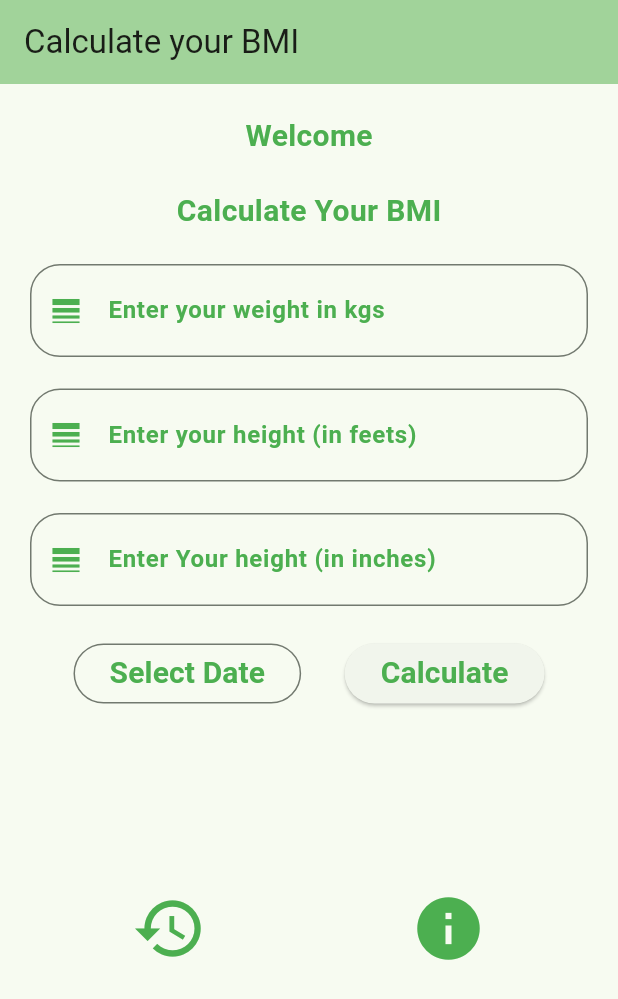
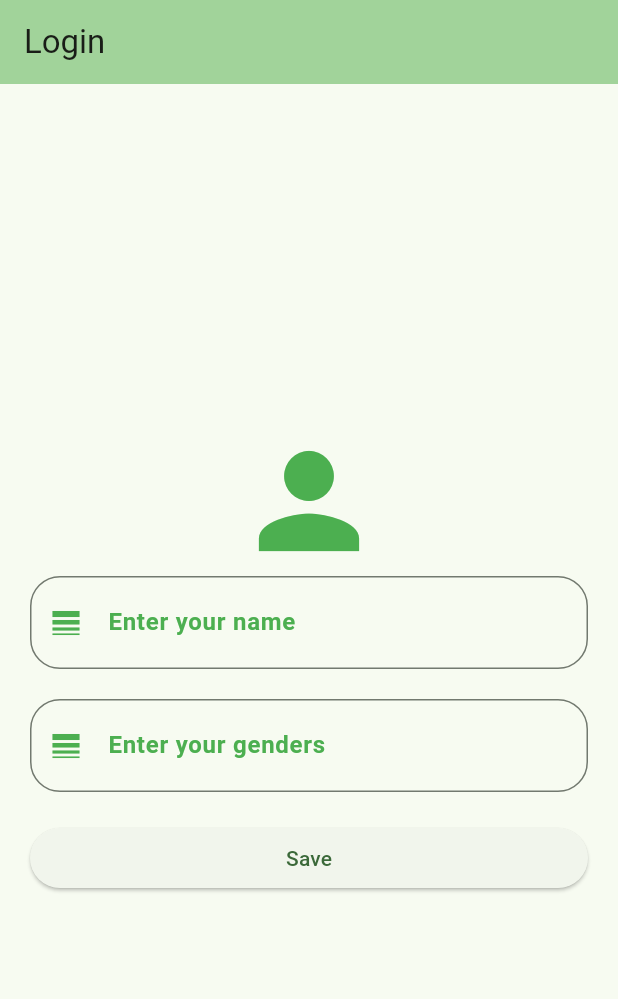
Before and after one commit to Akash-K-Singh/Akashbmi, a Flutter app: the screen it shows after launch, on a phone screen of 412 x 824 dp. Shown: the top 999 px of the screen. Run offline on Flutter 3.47's test engine with Material 3 defaults, Android fonts, the phone set to English and light mode, and no system bars; our stand-ins replace shared_preferences, sqflite; accounts and stored records are empty.

Commit message:
added login page

```diff
--- a/lib/HomeScreen.dart
+++ b/lib/HomeScreen.dart
@@ -3,6 +3,8 @@ import 'package:mybmi/BmiDataModel.dart';
 import 'package:mybmi/DBHandler.dart';
 import 'package:mybmi/HistoryScreen.dart';
 import 'package:mybmi/InfoScreen.dart';
+import 'package:mybmi/SplashScreen.dart';
+import 'package:shared_preferences/shared_preferences.dart';
 
 class MyHomePage extends StatefulWidget {
   const MyHomePage({super.key, required this.title});
@@ -10,10 +12,10 @@ class MyHomePage extends StatefulWidget {
   final String title;
 
   @override
-  State<MyHomePage> createState() => _MyHomePageState();
+  State<MyHomePage> createState() => MyHomePageState();
 }
 
-class _MyHomePageState extends State<MyHomePage> {
+class MyHomePageState extends State<MyHomePage> {
   var wtController = TextEditingController();
   var ftController = TextEditingController();
   var inController = TextEditingController();
@@ -30,11 +32,14 @@ class _MyHomePageState extends State<MyHomePage> {
     super.initState();
     dbHelper = DBHelper();
     loadData();
+    getName();
   }
 
   loadData() async {
     bmiDataList = dbHelper!.getBmiDataList();
   }
+
+  String userName = "";
 
   @override
   Widget build(BuildContext context) {
@@ -56,7 +61,7 @@ class _MyHomePageState extends State<MyHomePage> {
               mainAxisAlignment: MainAxisAlignment.start,
               children: [
                 Text(
-                  "Welcome",
+                  "Welcome $userName",
                   style: TextStyle(
                       color: Colors.green,
                       fontWeight: FontWeight.bold,
@@ -345,4 +350,11 @@ class _MyHomePageState extends State<MyHomePage> {
       ),
     );
   }
+
+  void getName()async{
+    var sharePref = await SharedPreferences.getInstance();
+    setState(() {
+      userName = sharePref.getString('name')?? "";
+    });
+  }
 }
--- /dev/null
+++ b/lib/LoginScreen.dart
@@ -0,0 +1,106 @@
+import 'package:flutter/material.dart';
+import 'package:mybmi/HomeScreen.dart';
+import 'package:mybmi/SplashScreen.dart';
+import 'package:shared_preferences/shared_preferences.dart';
+
+class LoginScreen extends StatefulWidget {
+  @override
+  State<StatefulWidget> createState() {
+    return LoginScreenState();
+  }
+}
+
+class LoginScreenState extends State<LoginScreen> {
+  var nameController = TextEditingController();
+  var genderController = TextEditingController();
+  String userName = "";
+  String userGender = "";
+  @override
+  Widget build(BuildContext context) {
+    return Scaffold(
+      appBar: AppBar(
+        backgroundColor: Theme.of(context).colorScheme.inversePrimary,
+        title: Text(
+          "Login"
+        ),
+      ),
+      body: Padding(
+        padding: EdgeInsets.all(20.0),
+        child: Column(
+          mainAxisAlignment: MainAxisAlignment.center,
+          crossAxisAlignment: CrossAxisAlignment.stretch,
+          children: [
+            Icon(Icons.person,size:100,color:Colors.green),
+            TextField(
+                  controller: nameController,
+                  cursorColor: Colors.green,
+                  style: TextStyle(
+                      color: Colors.green,
+                      fontSize: 20,
+                      fontWeight: FontWeight.bold),
+                  decoration: InputDecoration(
+                      label: Text(
+                        "Enter your name",
+                        style: TextStyle(
+                            color: Colors.green, fontWeight: FontWeight.bold),
+                      ),
+                      border: new OutlineInputBorder(
+                          borderRadius: BorderRadius.circular(20),
+                          borderSide: new BorderSide(
+                            color: Colors.teal,
+                          )),
+                      prefixIcon: Icon(
+                        Icons.line_weight,
+                        color: Colors.green,
+                      )),
+
+                ),
+                SizedBox(height: 20.0),
+                TextField(
+                  controller: genderController,
+                  cursorColor: Colors.green,
+                  style: TextStyle(
+                      color: Colors.green,
+                      fontSize: 20,
+                      fontWeight: FontWeight.bold),
+                  decoration: InputDecoration(
+                      label: Text(
+                        "Enter your genders",
+                        style: TextStyle(
+                            color: Colors.green, fontWeight: FontWeight.bold),
+                      ),
+                      border: new OutlineInputBorder(
+                          borderRadius: BorderRadius.circular(20),
+                          borderSide: new BorderSide(
+                            color: Colors.teal,
+                          )),
+                      prefixIcon: Icon(
+                        Icons.line_weight,
+                        color: Colors.green,
+                      )),
+                ),
+            SizedBox(height: 20.0),
+            ElevatedButton(
+              onPressed: () async{
+
+                setState(() {
+                  userName = nameController.text;
+                  userGender = genderController.text;
+                });
+
+                var sharePref = await SharedPreferences.getInstance();
+                sharePref.setBool(SplashScreenState.KEYLOGIN,true);
+                sharePref.setString('name',userName);
+                sharePref.setString('gender',userGender);
+
+                Navigator.pushReplacement(context, MaterialPageRoute(builder: (context) => MyHomePage(title: 'Calculate your BMI')));
+
+              },
+              child: Text('Save'),
+            ),
+          ],
+        ),
+      ),
+    );
+  }
+}
--- a/pubspec.yaml
+++ b/pubspec.yaml
@@ -47,6 +47,7 @@ dev_dependencies:
   # package. See that file for information about deactivating specific lint
   # rules and activating additional ones.
   flutter_lints: ^2.0.0
+  shared_preferences: ^2.2.2
 
 # For information on the generic Dart part of this file, see the
 # following page: https://dart.dev/tools/pub/pubspec
```
Also changed, not shown: lib/SplashScreen.dart (+37 -8 lines), pubspec.lock, 1 other file.
